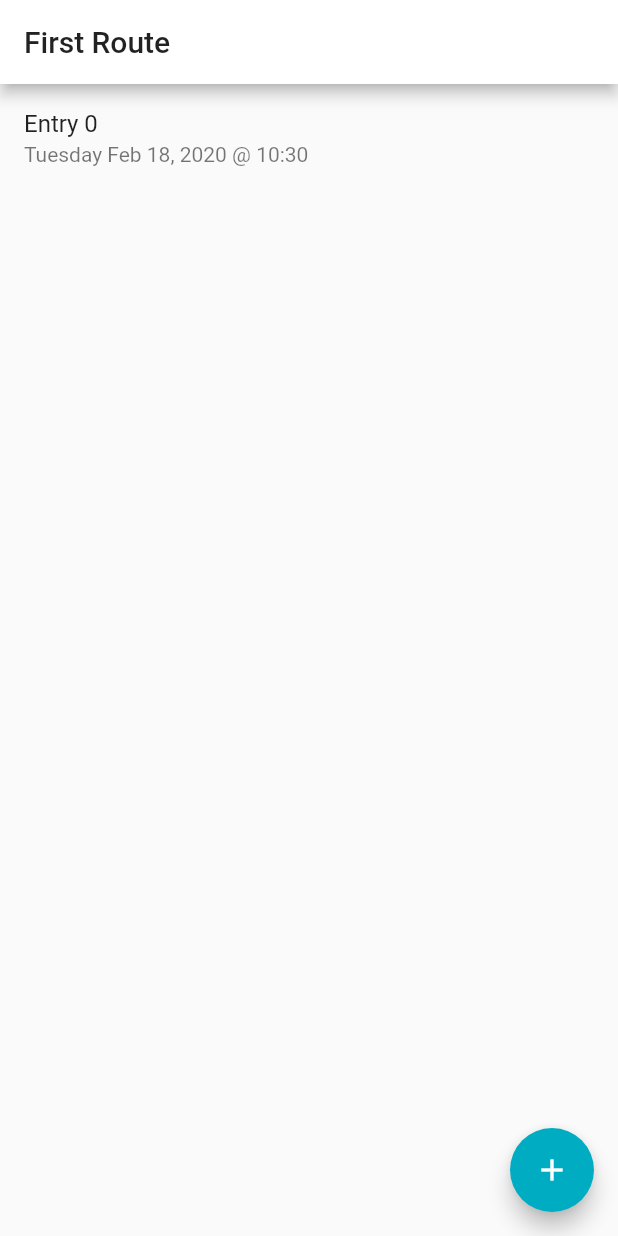
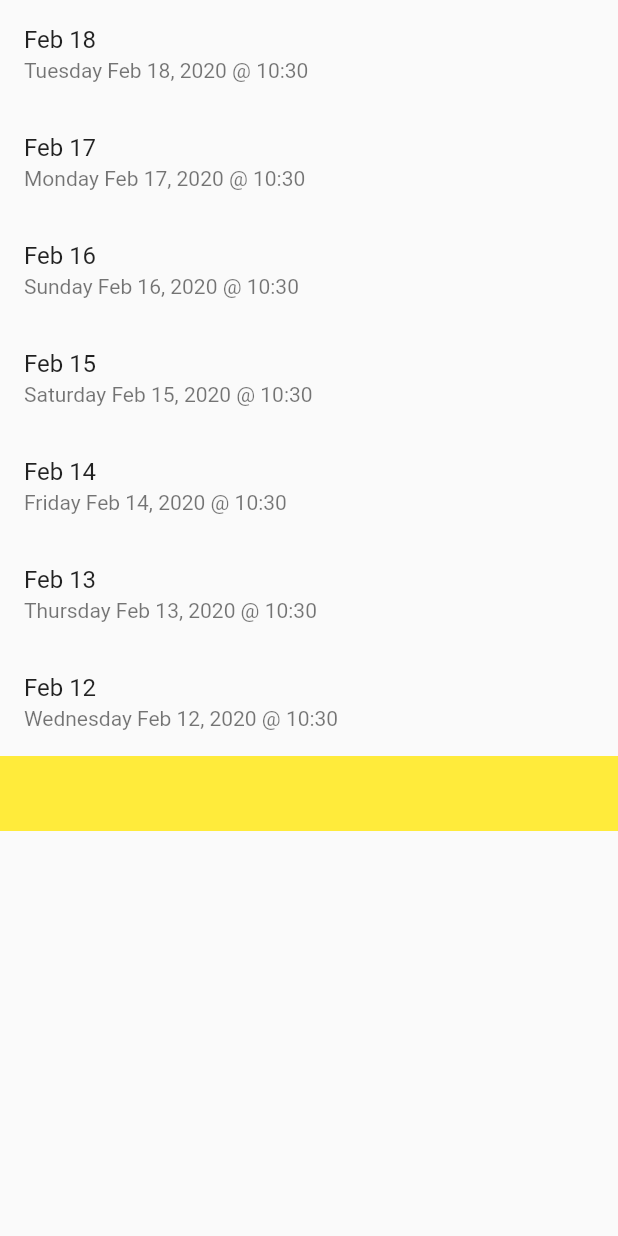
Before and after one commit to Talor-A/five-minute-journal, a Flutter app: the screen it shows after launch, on a phone screen of 412 x 824 dp. Run offline on Flutter 3.47's test engine with Material 2 defaults, Android fonts, the phone set to English and light mode, and no system bars; Roboto replaces fonts that are missing (American Typewriter).

```diff
--- a/lib/create.dart
+++ b/lib/create.dart
@@ -1,3 +1,4 @@
+import 'data/Entry.dart';
 import 'main.dart';
 import 'package:flutter/material.dart';
 
@@ -74,7 +75,7 @@ class CreatePageState extends State {
 }
 
 class CreatePage extends StatefulWidget {
-  final Entry entry = new Entry('', '');
+  final Entry entry = new Entry();
   Function createFunc;
 
   CreatePage(this.createFunc);
--- /dev/null
+++ b/lib/data/Entry.dart
@@ -0,0 +1,59 @@
+import 'Todo.dart';
+
+final months = {
+  1: 'Jan',
+  2: 'Feb',
+  3: 'Mar',
+  4: 'Apr',
+  5: 'May',
+  6: 'Jun',
+  7: 'Jul',
+  8: 'Aug',
+  9: 'Sep',
+  10: 'Oct',
+  11: 'Nov',
+  12: 'Dec',
+};
+
+final days = {
+  1: 'Monday',
+  2: 'Tuesday',
+  3: 'Wednesday',
+  4: 'Thursday',
+  5: 'Friday',
+  6: 'Saturday',
+  7: 'Sunday',
+};
+
+class Entry {
+  String content;
+
+  List<String> notes;
+  List<Todo> todos;
+
+  DateTime creationDate;
+
+  Entry({title, content, creationDate}) {
+    this.creationDate = DateTime.now();
+    this.content = content != null ? content : '';
+  }
+  set title(_) {}
+  String get title {
+    return "${months[creationDate.month]} ${creationDate.day}";
+  }
+
+  String getDateString() =>
+      "${days[creationDate.weekday]} " +
+      "${months[creationDate.month]} ${creationDate.day}, ${creationDate.year} @ " +
+      "${creationDate.hour}:${creationDate.minute.toString().padLeft(2, "0")}";
+}
+
+Entry createEntry(int daysFromNow) {
+  var e = Entry(
+    content: '''change me!
+text entries will autosave.
+also try creating a new entry with the + button on the list screen. 😉''',
+  );
+  e.creationDate = DateTime.now().subtract(new Duration(days: daysFromNow));
+  return e;
+}
--- a/lib/main.dart
+++ b/lib/main.dart
@@ -1,54 +1,9 @@
 import 'package:flutter/material.dart';
-import 'package:flutter_day_1/create.dart';
+import 'package:flutter_day_1/widget/test.dart';
+import 'data/Entry.dart';
 import 'details.dart';
 
 void main() => runApp(MyApp());
-
-final months = {
-  1: 'Jan',
-  2: 'Feb',
-  3: 'Mar',
-  4: 'Apr',
-  5: 'May',
-  6: 'Jun',
-  7: 'Jul',
-  8: 'Aug',
-  9: 'Sep',
-  10: 'Oct',
-  11: 'Nov',
-  12: 'Dec',
-};
-
-final days = {
-  1: 'Monday',
-  2: 'Tuesday',
-  3: 'Wednesday',
-  4: 'Thursday',
-  5: 'Friday',
-  6: 'Saturday',
-  7: 'Sunday',
-};
-
-class Entry {
-  String title;
-  String content;
-  DateTime creationDate;
-
-  Entry(this.title, this.content) {
-    this.creationDate = DateTime.now();
-  }
-
-  String getDateString() =>
-      "${days[creationDate.weekday]} " +
-      "${months[creationDate.month]} ${creationDate.day}, ${creationDate.year} @ " +
-      "${creationDate.hour}:${creationDate.minute.toString().padLeft(2, "0")}";
-}
-
-Entry createEntry(int index) {
-  return Entry('Entry $index', '''change me!
-text entries will autosave.
-also try creating a new entry with the + button on the list screen. 😉''');
-}
 
 class MyApp extends StatelessWidget {
   @override
@@ -74,34 +29,20 @@ class MyApp extends StatelessWidget {
 }
 
 class FirstRouteState extends State<FirstRoute> {
-  var entries = List<Entry>.generate(1, createEntry);
+  var entries = List<Entry>.generate(7, createEntry);
 
   void routeCreateEntry(title, content) {
     setState(() {
-      entries.add(new Entry(title, content));
+      entries.add(new Entry(title: title, content: content));
     });
   }
 
   @override
   Widget build(BuildContext context) {
     return Scaffold(
-      appBar: AppBar(
-        title: Text('First Route'),
-      ),
-      floatingActionButton: FloatingActionButton(
-        child: Icon(Icons.add),
-        onPressed: () {
-          Navigator.push(
-              context,
-              MaterialPageRoute(
-                  builder: (context) => CreatePage(routeCreateEntry)));
-          // setState(() {
-          //   entries.add(createEntry(entries.length));
-          // });
-        },
-      ),
       body: ListView.builder(itemBuilder: (context, index) {
-        if (index >= entries.length) return null;
+        if (index > entries.length) return null;
+        if (index == entries.length) return TestInkwellWidget();
         return _buildRow(context, entries[index]);
       }),
     );
--- /dev/null
+++ b/lib/widget/test.dart
@@ -0,0 +1,36 @@
+import 'package:flutter/material.dart';
+
+class TestInkwellWidget extends StatefulWidget {
+  TestInkwellWidget({Key key}) : super(key: key);
+
+  @override
+  _TestInkwellWidgetState createState() => _TestInkwellWidgetState();
+}
+
+class _TestInkwellWidgetState extends State<TestInkwellWidget> {
+  static final double expandedLength = 150;
+  static final double collapsedLength = 50;
+
+  double sideLength = collapsedLength;
+
+  Widget build(BuildContext context) {
+    return AnimatedContainer(
+      height: sideLength,
+      width: sideLength,
+      duration: Duration(milliseconds: 800),
+      curve: Curves.fastOutSlowIn,
+      child: Material(
+        color: Colors.yellow,
+        child: InkWell(
+          onTap: () {
+            setState(() {
+              sideLength == collapsedLength
+                  ? sideLength = expandedLength
+                  : sideLength = collapsedLength;
+            });
+          },
+        ),
+      ),
+    );
+  }
+}
```
Also changed, not shown: lib/data/Todo.dart (added, +34 -0 lines), lib/details.dart (+17 -2 lines).
